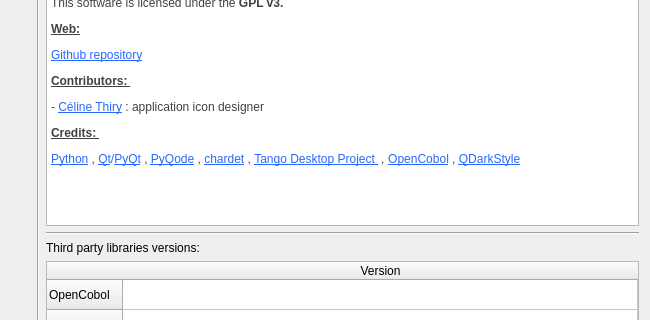
Before: the Qt Designer form oci/frontend/ui/dlg_about.ui in OpenCobolIDE/OpenCobolIDE, drawn with Qt 5; both pictures show x 0 to 650 and y 188 to 508 of the 650 by 700 pixel window.
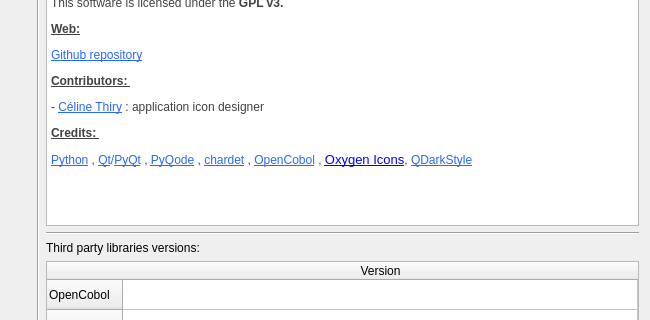
After: the same form once the commit is applied. Icons and pictures are not drawn.

Commit message: Update icon them: now using oxygen as much as possible

Diff of the .ui file:
```diff
--- a/oci/frontend/ui/dlg_about.ui
+++ b/oci/frontend/ui/dlg_about.ui
@@ -99,7 +99,7 @@
             <string>&lt;!DOCTYPE HTML PUBLIC &quot;-//W3C//DTD HTML 4.0//EN&quot; &quot;http://www.w3.org/TR/REC-html40/strict.dtd&quot;&gt;
 &lt;html&gt;&lt;head&gt;&lt;meta name=&quot;qrichtext&quot; content=&quot;1&quot; /&gt;&lt;style type=&quot;text/css&quot;&gt;
 p, li { white-space: pre-wrap; }
-&lt;/style&gt;&lt;/head&gt;&lt;body style=&quot; font-family:'Cantarell'; font-size:11pt; font-weight:400; font-style:normal;&quot;&gt;
+&lt;/style&gt;&lt;/head&gt;&lt;body style=&quot; font-family:'Droid Sans'; font-size:10pt; font-weight:400; font-style:normal;&quot;&gt;
 &lt;p style=&quot; margin-top:12px; margin-bottom:12px; margin-left:0px; margin-right:0px; -qt-block-indent:0; text-indent:0px;&quot;&gt;&lt;span style=&quot; font-family:'Ubuntu'; font-size:9pt; color:#414141;&quot;&gt;OpenCobol IDE is a simple cobol IDE written in python based on OpenCobol and pyQode.&lt;/span&gt;&lt;/p&gt;
 &lt;p style=&quot; margin-top:12px; margin-bottom:12px; margin-left:0px; margin-right:0px; -qt-block-indent:0; text-indent:0px;&quot;&gt;&lt;span style=&quot; font-family:'Ubuntu'; font-size:9pt; font-weight:600; text-decoration: underline; color:#414141;&quot;&gt;Authors:&lt;/span&gt;&lt;/p&gt;
 &lt;p style=&quot; margin-top:12px; margin-bottom:12px; margin-left:0px; margin-right:0px; -qt-block-indent:0; text-indent:0px;&quot;&gt;&lt;span style=&quot; font-family:'Ubuntu'; font-size:9pt; color:#414141;&quot;&gt;Colin Duquesnoy  &amp;lt;&lt;/span&gt;&lt;a href=&quot;mailto:colin.duquesnoy@gmail&quot;&gt;&lt;span style=&quot; font-family:'Ubuntu'; font-size:9pt; text-decoration: underline; color:#2768ff;&quot;&gt;colin.duquesnoy@gmail&lt;/span&gt;&lt;/a&gt;&lt;a href=&quot;mailto:colin.duquesnoy@gmail&quot;&gt;&lt;span style=&quot; font-family:'Ubuntu'; font-size:9pt; text-decoration: underline; color:#414141;&quot;&gt;&amp;gt;&lt;/span&gt;&lt;/a&gt;&lt;/p&gt;
@@ -110,7 +110,7 @@
 &lt;p style=&quot; margin-top:12px; margin-bottom:12px; margin-left:0px; margin-right:0px; -qt-block-indent:0; text-indent:0px;&quot;&gt;&lt;span style=&quot; font-family:'Ubuntu'; font-size:9pt; font-weight:600; text-decoration: underline; color:#414141;&quot;&gt;Contributors: &lt;/span&gt;&lt;/p&gt;
 &lt;p style=&quot; margin-top:12px; margin-bottom:12px; margin-left:0px; margin-right:0px; -qt-block-indent:0; text-indent:0px;&quot;&gt;&lt;span style=&quot; font-family:'Ubuntu'; font-size:9pt; color:#414141;&quot;&gt;- &lt;/span&gt;&lt;a href=&quot;mailto:thiry.celi@gmail.com&quot;&gt;&lt;span style=&quot; font-family:'Ubuntu'; font-size:9pt; text-decoration: underline; color:#2768ff;&quot;&gt;Céline Thiry&lt;/span&gt;&lt;/a&gt;&lt;span style=&quot; font-family:'Ubuntu'; font-size:9pt; color:#414141;&quot;&gt; : application icon designer&lt;/span&gt;&lt;/p&gt;
 &lt;p style=&quot; margin-top:12px; margin-bottom:12px; margin-left:0px; margin-right:0px; -qt-block-indent:0; text-indent:0px;&quot;&gt;&lt;span style=&quot; font-family:'Ubuntu'; font-size:9pt; font-weight:600; text-decoration: underline; color:#414141;&quot;&gt;Credits: &lt;/span&gt;&lt;/p&gt;
-&lt;p style=&quot; margin-top:12px; margin-bottom:12px; margin-left:0px; margin-right:0px; -qt-block-indent:0; text-indent:0px;&quot;&gt;&lt;a href=&quot;http://python.org/&quot;&gt;&lt;span style=&quot; font-family:'Ubuntu'; font-size:9pt; text-decoration: underline; color:#2768ff;&quot;&gt;Python&lt;/span&gt;&lt;/a&gt;&lt;span style=&quot; font-family:'Ubuntu'; font-size:9pt; color:#414141;&quot;&gt; , &lt;/span&gt;&lt;a href=&quot;http://qt-project.org/&quot;&gt;&lt;span style=&quot; font-family:'Ubuntu'; font-size:9pt; text-decoration: underline; color:#2768ff;&quot;&gt;Qt&lt;/span&gt;&lt;/a&gt;&lt;span style=&quot; font-family:'Ubuntu'; font-size:9pt; color:#2768ff;&quot;&gt;/&lt;/span&gt;&lt;a href=&quot;http://www.riverbankcomputing.com/software/pyqt/intro&quot;&gt;&lt;span style=&quot; font-family:'Sans'; font-size:9pt; text-decoration: underline; color:#2768ff;&quot;&gt;PyQt&lt;/span&gt;&lt;/a&gt;&lt;span style=&quot; font-family:'Ubuntu'; font-size:9pt; color:#414141;&quot;&gt; , &lt;/span&gt;&lt;a href=&quot;https://github.com/ColinDuquesnoy/pyqode-core&quot;&gt;&lt;span style=&quot; font-family:'Sans'; font-size:9pt; text-decoration: underline; color:#2768ff;&quot;&gt;PyQode&lt;/span&gt;&lt;/a&gt;&lt;span style=&quot; font-family:'Ubuntu'; font-size:9pt; color:#414141;&quot;&gt; , &lt;/span&gt;&lt;a href=&quot;https://pypi.python.org/pypi/chardet&quot;&gt;&lt;span style=&quot; font-family:'Ubuntu'; font-size:9pt; text-decoration: underline; color:#2768ff;&quot;&gt;chardet&lt;/span&gt;&lt;/a&gt;&lt;span style=&quot; font-family:'Ubuntu'; font-size:9pt; color:#414141;&quot;&gt; , &lt;/span&gt;&lt;a href=&quot;http://tango.freedesktop.org/&quot;&gt;&lt;span style=&quot; font-family:'Ubuntu'; font-size:9pt; text-decoration: underline; color:#2768ff;&quot;&gt;Tango Desktop Project &lt;/span&gt;&lt;/a&gt;&lt;span style=&quot; font-family:'Ubuntu'; font-size:9pt; font-style:italic; color:#414141;&quot;&gt; , &lt;/span&gt;&lt;a href=&quot;http://www.opencobol.org/&quot;&gt;&lt;span style=&quot; font-family:'Ubuntu'; font-size:9pt; text-decoration: underline; color:#2768ff;&quot;&gt;OpenCobol&lt;/span&gt;&lt;/a&gt;&lt;span style=&quot; font-family:'Sans'; font-size:9pt; color:#414141;&quot;&gt; , &lt;/span&gt;&lt;a href=&quot;https://github.com/ColinDuquesnoy/QDarkStyleSheet&quot;&gt;&lt;span style=&quot; font-family:'Sans'; font-size:9pt; text-decoration: underline; color:#2768ff;&quot;&gt;QDarkStyle&lt;/span&gt;&lt;/a&gt;&lt;/p&gt;&lt;/body&gt;&lt;/html&gt;</string>
+&lt;p style=&quot; margin-top:12px; margin-bottom:12px; margin-left:0px; margin-right:0px; -qt-block-indent:0; text-indent:0px;&quot;&gt;&lt;a href=&quot;http://python.org/&quot;&gt;&lt;span style=&quot; font-family:'Ubuntu'; font-size:9pt; text-decoration: underline; color:#2768ff;&quot;&gt;Python&lt;/span&gt;&lt;/a&gt;&lt;span style=&quot; font-family:'Ubuntu'; font-size:9pt; color:#414141;&quot;&gt; , &lt;/span&gt;&lt;a href=&quot;http://qt-project.org/&quot;&gt;&lt;span style=&quot; font-family:'Ubuntu'; font-size:9pt; text-decoration: underline; color:#2768ff;&quot;&gt;Qt&lt;/span&gt;&lt;/a&gt;&lt;span style=&quot; font-family:'Ubuntu'; font-size:9pt; color:#2768ff;&quot;&gt;/&lt;/span&gt;&lt;a href=&quot;http://www.riverbankcomputing.com/software/pyqt/intro&quot;&gt;&lt;span style=&quot; font-family:'Sans'; font-size:9pt; text-decoration: underline; color:#2768ff;&quot;&gt;PyQt&lt;/span&gt;&lt;/a&gt;&lt;span style=&quot; font-family:'Ubuntu'; font-size:9pt; color:#414141;&quot;&gt; , &lt;/span&gt;&lt;a href=&quot;https://github.com/ColinDuquesnoy/pyqode-core&quot;&gt;&lt;span style=&quot; font-family:'Sans'; font-size:9pt; text-decoration: underline; color:#2768ff;&quot;&gt;PyQode&lt;/span&gt;&lt;/a&gt;&lt;span style=&quot; font-family:'Ubuntu'; font-size:9pt; color:#414141;&quot;&gt; , &lt;/span&gt;&lt;a href=&quot;https://pypi.python.org/pypi/chardet&quot;&gt;&lt;span style=&quot; font-family:'Ubuntu'; font-size:9pt; text-decoration: underline; color:#2768ff;&quot;&gt;chardet&lt;/span&gt;&lt;/a&gt;&lt;span style=&quot; font-family:'Ubuntu'; font-size:9pt; color:#414141;&quot;&gt; , &lt;/span&gt;&lt;a href=&quot;http://www.opencobol.org/&quot;&gt;&lt;span style=&quot; font-family:'Ubuntu'; font-size:9pt; text-decoration: underline; color:#2768ff;&quot;&gt;OpenCobol&lt;/span&gt;&lt;/a&gt;&lt;span style=&quot; font-family:'Sans'; font-size:9pt; color:#414141;&quot;&gt; , &lt;/span&gt;&lt;a href=&quot;http://www.oxygen-icons.org/&quot;&gt;&lt;span style=&quot; text-decoration: underline; color:#0000ff;&quot;&gt;Oxygen Icons&lt;/span&gt;&lt;/a&gt;&lt;span style=&quot; font-family:'Sans'; font-size:9pt; color:#414141;&quot;&gt;, &lt;/span&gt;&lt;a href=&quot;https://github.com/ColinDuquesnoy/QDarkStyleSheet&quot;&gt;&lt;span style=&quot; font-family:'Sans'; font-size:9pt; text-decoration: underline; color:#2768ff;&quot;&gt;QDarkStyle&lt;/span&gt;&lt;/a&gt;&lt;/p&gt;&lt;/body&gt;&lt;/html&gt;</string>
            </property>
            <property name="textInteractionFlags">
             <set>Qt::LinksAccessibleByMouse|Qt::TextSelectableByMouse</set>
```
The commit also changes 26 other files.
